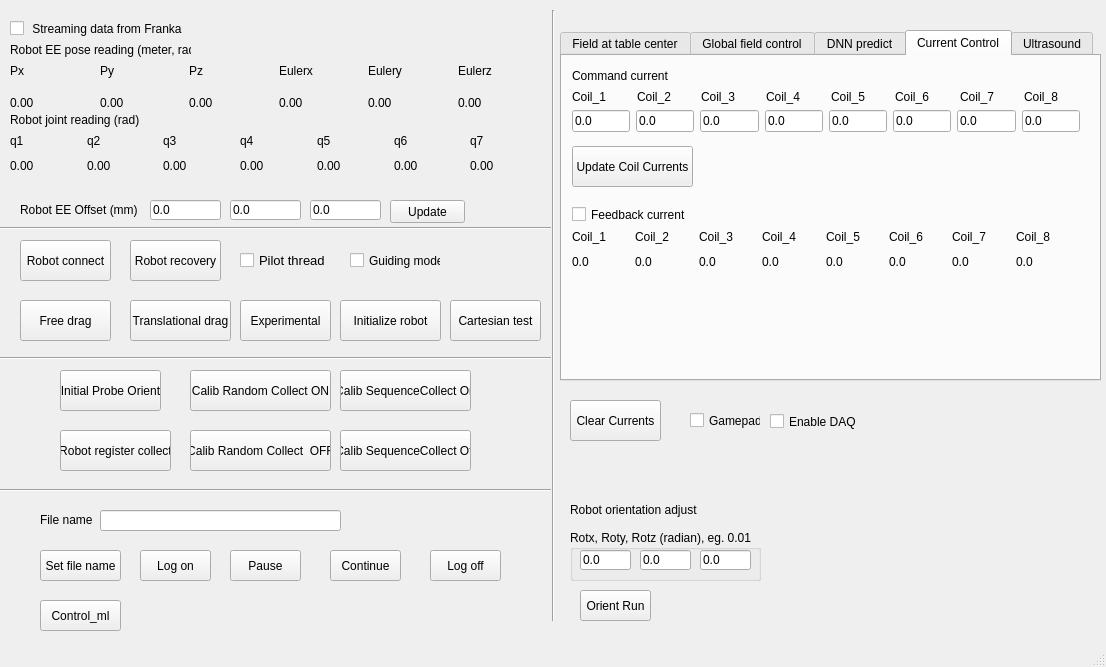
erikfredin/FrankaEmikaGUI, file mainwindow.ui: the form before one commit.
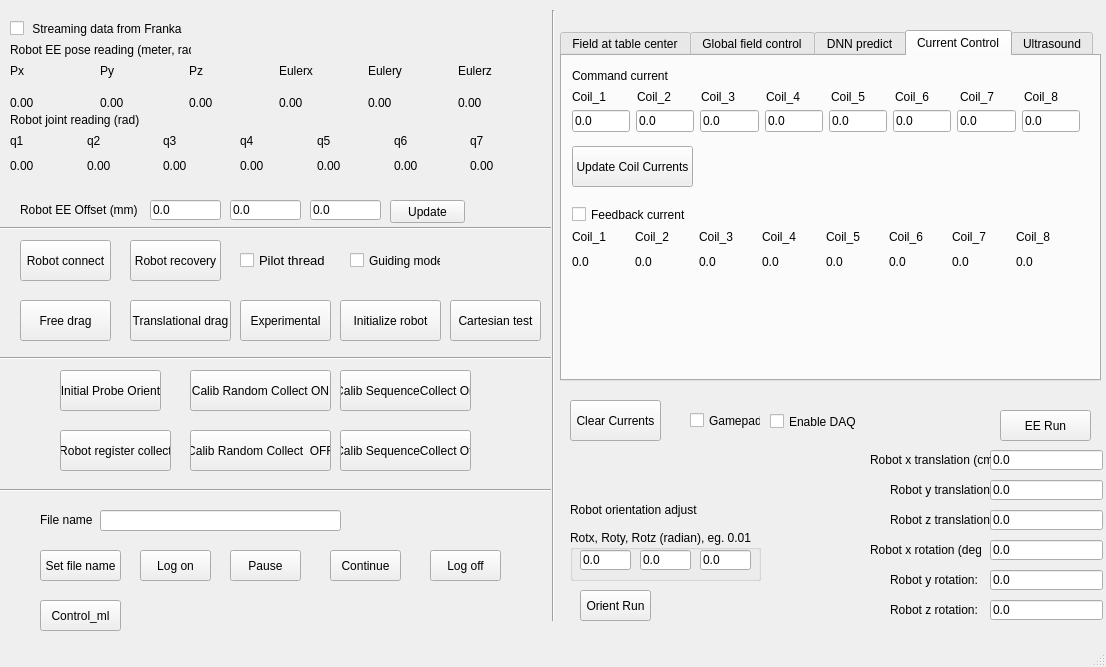
The form after the commit.

What changed in the file:
```diff
--- a/mainwindow.ui
+++ b/mainwindow.ui
@@ -2050,6 +2050,175 @@
      <string>Orient Run</string>
     </property>
    </widget>
+   <widget class="QLineEdit" name="lineEdit_x_distance_cm">
+    <property name="geometry">
+     <rect>
+      <x>990</x>
+      <y>450</y>
+      <width>113</width>
+      <height>20</height>
+     </rect>
+    </property>
+    <property name="text">
+     <string>0.0 </string>
+    </property>
+   </widget>
+   <widget class="QLabel" name="label_14">
+    <property name="geometry">
+     <rect>
+      <x>870</x>
+      <y>450</y>
+      <width>121</width>
+      <height>20</height>
+     </rect>
+    </property>
+    <property name="text">
+     <string>Robot x translation (cm):</string>
+    </property>
+   </widget>
+   <widget class="QLineEdit" name="lineEdit_y_distance_cm">
+    <property name="geometry">
+     <rect>
+      <x>990</x>
+      <y>480</y>
+      <width>113</width>
+      <height>20</height>
+     </rect>
+    </property>
+    <property name="text">
+     <string>0.0</string>
+    </property>
+   </widget>
+   <widget class="QLabel" name="label_15">
+    <property name="geometry">
+     <rect>
+      <x>890</x>
+      <y>480</y>
+      <width>101</width>
+      <height>20</height>
+     </rect>
+    </property>
+    <property name="text">
+     <string>Robot y translation:</string>
+    </property>
+   </widget>
+   <widget class="QLineEdit" name="lineEdit_z_distance_cm">
+    <property name="geometry">
+     <rect>
+      <x>990</x>
+      <y>510</y>
+      <width>113</width>
+      <height>20</height>
+     </rect>
+    </property>
+    <property name="text">
+     <string>0.0</string>
+    </property>
+   </widget>
+   <widget class="QLabel" name="label_16">
+    <property name="geometry">
+     <rect>
+      <x>890</x>
+      <y>510</y>
+      <width>101</width>
+      <height>20</height>
+     </rect>
+    </property>
+    <property name="text">
+     <string>Robot z translation:</string>
+    </property>
+   </widget>
+   <widget class="QLineEdit" name="lineEdit_rotate_x_deg">
+    <property name="geometry">
+     <rect>
+      <x>990</x>
+      <y>540</y>
+      <width>113</width>
+      <height>20</height>
+     </rect>
+    </property>
+    <property name="text">
+     <string>0.0</string>
+    </property>
+   </widget>
+   <widget class="QLabel" name="label_17">
+    <property name="geometry">
+     <rect>
+      <x>870</x>
+      <y>540</y>
+      <width>111</width>
+      <height>20</height>
+     </rect>
+    </property>
+    <property name="text">
+     <string>Robot x rotation (deg):</string>
+    </property>
+   </widget>
+   <widget class="QLineEdit" name="lineEdit_rotate_y_deg">
+    <property name="geometry">
+     <rect>
+      <x>990</x>
+      <y>570</y>
+      <width>113</width>
+      <height>20</height>
+     </rect>
+    </property>
+    <property name="text">
+     <string>0.0</string>
+    </property>
+   </widget>
+   <widget class="QLabel" name="label_18">
+    <property name="geometry">
+     <rect>
+      <x>890</x>
+      <y>570</y>
+      <width>101</width>
+      <height>20</height>
+     </rect>
+    </property>
+    <property name="text">
+     <string>Robot y rotation:</string>
+    </property>
+   </widget>
+   <widget class="QLineEdit" name="lineEdit_rotate_z_deg">
+    <property name="geometry">
+     <rect>
+      <x>990</x>
+      <y>600</y>
+      <width>113</width>
+      <height>20</height>
+     </rect>
+    </property>
+    <property name="text">
+     <string>0.0</string>
+    </property>
+   </widget>
+   <widget class="QLabel" name="label_19">
+    <property name="geometry">
+     <rect>
+      <x>890</x>
+      <y>600</y>
+      <width>101</width>
+      <height>20</height>
+     </rect>
+    </property>
+    <property name="text">
+     <string>Robot z rotation:</string>
+    </property>
+   </widget>
+   <widget class="QPushButton" name="pushButton_moveEE">
+    <property name="geometry">
+     <rect>
+      <x>1000</x>
+      <y>410</y>
+      <width>91</width>
+      <height>31</height>
+     </rect>
+    </property>
+    <property name="text">
+     <string>EE Run</string>
+    </property>
+   </widget>
   </widget>
   <widget class="QStatusBar" name="statusbar"/>
  </widget>
```
